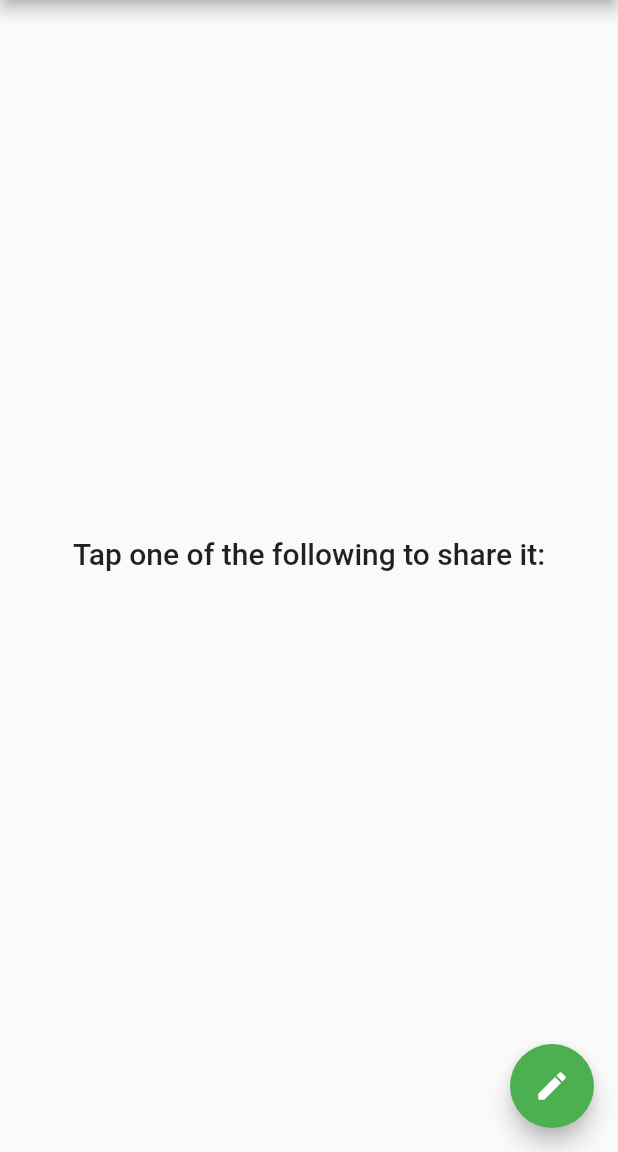
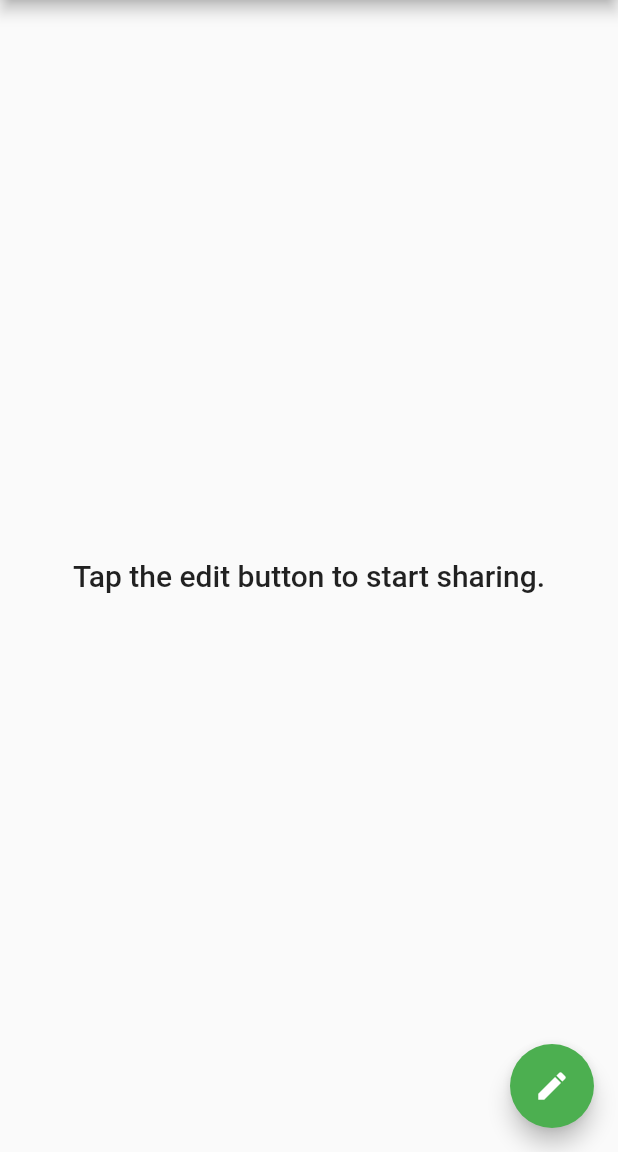
Before and after one commit to truered8/befriend, a Flutter app: the screen it shows after launch, after a tap on "Done", on a phone screen of 412 x 824 dp, the part 84-1236 px from its top. Run offline on Flutter 3.47's test engine with Material 2 defaults, Android fonts, the phone set to English and light mode, and no system bars; our stand-ins replace font_awesome_flutter, share_plus, shared_preferences.

Commit message:
fixed platform updating

```diff
--- a/lib/main.dart
+++ b/lib/main.dart
@@ -78,14 +78,17 @@ class _MyHomePageState extends State<MyHomePage> {
     super.dispose();
   }
 
-  /// Returns the buttons for each social media platform available.
-  List<ShareSocial> _getAvailablePlatforms() {
-    List<String> nonEmptyPlatforms =
-        Constants.PLATFORM_TO_ICON.keys.where((platform) {
+  /// Returns the platforms that have been entered by the user.
+  List<String> _getNonEmptyPlatforms() {
+    return Constants.PLATFORM_TO_ICON.keys.where((platform) {
       if (ids[platform] != null && ids[platform]!.isNotEmpty) return true;
       return false;
     }).toList();
-    return nonEmptyPlatforms
+  }
+
+  /// Returns the buttons for each social media platform available.
+  List<ShareSocial> _getShareSocials() {
+    return _getNonEmptyPlatforms()
       .map((platform) => ShareSocial(
         title: widget.title,
         icon: Constants.PLATFORM_TO_ICON[platform]!,
@@ -103,7 +106,7 @@ class _MyHomePageState extends State<MyHomePage> {
         title: Text(widget.title),
       ),
       body: Center(
-        child: Column(
+        child: (_getNonEmptyPlatforms().length > 0 ? Column(
           mainAxisAlignment: MainAxisAlignment.center,
           children: <Widget>[
             Padding(
@@ -112,13 +115,14 @@ class _MyHomePageState extends State<MyHomePage> {
                   style: Theme.of(context).textTheme.headline6),
             ),
             Padding(padding: EdgeInsets.all(15)),
-            Column(children: _getAvailablePlatforms())
+            Column(children: _getShareSocials())
           ],
-        ),
+        ) : Text('Tap the edit button to start sharing.',
+                  style: Theme.of(context).textTheme.headline6))
       ),
       floatingActionButton: FloatingActionButton(
         onPressed: _getSocials,
-        tooltip: 'Increment',
+        tooltip: 'Edit Platforms',
         child: Icon(Icons.edit),
       ),
     );
--- a/lib/pages/get_socials.dart
+++ b/lib/pages/get_socials.dart
@@ -16,14 +16,11 @@ class GetSocials extends StatefulWidget {
 class _GetSocialsState extends State<GetSocials> {
   Map<String, TextEditingController> _textControllers = Map.fromEntries(
     Constants.PLATFORM_TO_ICON.keys
-    .map((platform) => MapEntry(platform, TextEditingController()))
-  );
+      .map((platform) => MapEntry(platform, TextEditingController())));
   final _formKey = GlobalKey<FormState>();
   late SharedPreferences prefs;
-  Map<String, String> ids = Map.fromEntries(
-    Constants.PLATFORM_TO_ICON.keys
-    .map((platform) => MapEntry(platform, ''))
-  );
+  Map<String, String> ids = Map.fromEntries(Constants.PLATFORM_TO_ICON.keys
+    .map((platform) => MapEntry(platform, '')));
 
   void startup() async {
     prefs = await SharedPreferences.getInstance();
@@ -95,6 +92,9 @@ class _GetSocialsState extends State<GetSocials> {
                   padding: EdgeInsets.only(left: 16.0, right: 16.0),
                   child: ElevatedButton(
                     onPressed: () {
+                      ids.keys.forEach((platform) {
+                        ids[platform] = _textControllers[platform]!.text;
+                      });
                       ids.entries.forEach((entry) {
                         prefs.setString(entry.key, entry.value);
                       });
```
Lines whose indentation alone changed are shown as unchanged.
